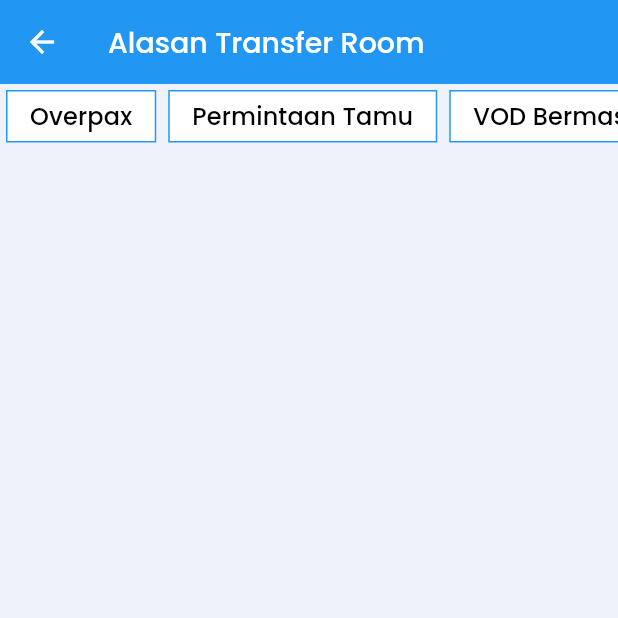
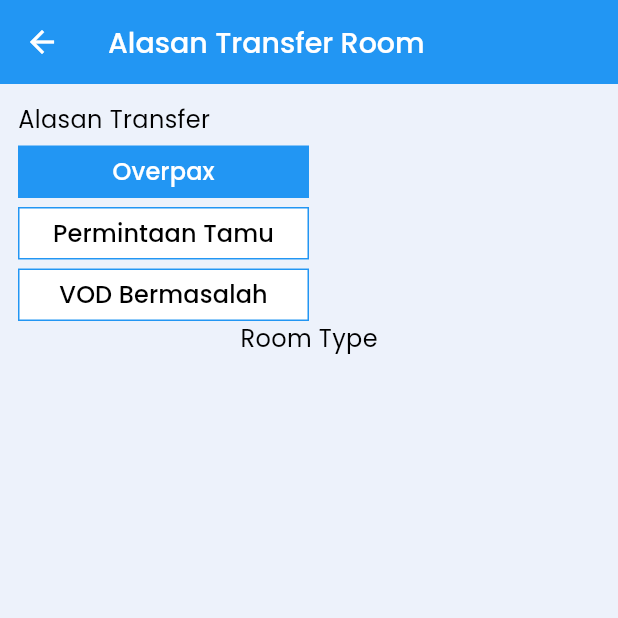
Before and after one commit to ilhmdhn/new_front_office, a Flutter app: the TransferReasonPage screen opened by its route, on a phone screen of 412 x 824 dp, the top half of it. Run offline on Flutter 3.47's test engine with Material 3 defaults, Android fonts, the phone set to English and light mode, and no system bars; drawn by our look-alikes of auto_size_text, custom_radio_grouped_button; our stand-ins replace event_bus, firebase_core, firebase_messaging, flutter_bloc, flutter_dotenv, flutter_local_notifications and 10 more; missing offline and left inert: device_information, encrypt, esc_pos_bluetooth, qr_code_scanner, udp; accounts and stored records are empty; generated files the repository leaves out were written again; network calls fail; project files that could hold a hidden picture were left out.

Commit message:
progress transper

```diff
--- a/lib/page/button_menu/button_menu_list.dart
+++ b/lib/page/button_menu/button_menu_list.dart
@@ -341,8 +341,8 @@ class ButtonMenuWidget{
 
     return InkWell(
       onTap: (){
-        // DoPrint.printInvoice('RCP-2405200003');
-        showToastWarning('Checkin Reservation is coming soon');
+        DoPrint.printInvoice('RCP-2405200003');
+        // showToastWarning('Checkin Reservation is coming soon');
       },
       child: Container(
         // height: 83,
--- a/lib/page/transfer/reason_transfer_page.dart
+++ b/lib/page/transfer/reason_transfer_page.dart
@@ -1,5 +1,7 @@
+import 'package:auto_size_text/auto_size_text.dart';
 import 'package:custom_radio_grouped_button/custom_radio_grouped_button.dart';
 import 'package:flutter/material.dart';
+import 'package:flutter/widgets.dart';
 import 'package:front_office_2/page/style/custom_color.dart';
 import 'package:front_office_2/page/style/custom_text.dart';
 import 'package:front_office_2/tools/list.dart';
@@ -25,15 +27,27 @@ class _TransferReasonPageState extends State<TransferReasonPage> {
           ),
           backgroundColor: CustomColorStyle.appBarBackground(),
         ),
-        body: Column(
+        body: Padding(
+          padding: const EdgeInsets.all(12),
+          child: Column(
+            crossAxisAlignment: CrossAxisAlignment.start,
             children: [
-            CustomRadioButton(
-                    defaultSelected: 1,
+              AutoSizeText("Alasan Transfer", style: CustomTextStyle.blackStandard(),),
+              Row(
+                children: [
+                  Flexible(
+                    child: CustomRadioButton(
+                      defaultSelected: "Overpax",
                       selectedBorderColor: Colors.transparent,
                       unSelectedBorderColor: CustomColorStyle.appBarBackground(),
-                    enableShape: false,
-                    horizontal: false,
-                    padding: 0,
+                      enableShape: true,
+                      shapeRadius: 0,
+                      spacing: 0,
+                      absoluteZeroSpacing: true,
+                      margin: const EdgeInsets.only(top: 6),
+                      horizontal: true,
+                      // absoluteZeroSpacing: true,
+                      // wrapAlignment: WrapAlignment.center,
                       elevation: 0, // Menghilangkan bayangan
                       buttonLables: transferReason,
                       buttonValues: transferReason,
@@ -43,16 +57,26 @@ class _TransferReasonPageState extends State<TransferReasonPage> {
                         textStyle: CustomTextStyle.blackMedium()
                       ),
                       autoWidth: true,
+                      enableButtonWrap: true,
+                      padding: 0,
                       radioButtonValue: (value){
                       setState(() {
-                        // dpCode = value;
-                        // dpNote = downPaymentList[value-1];
+
                       });
                       },
                       unSelectedColor: Colors.white,
                       selectedColor: CustomColorStyle.appBarBackground()
                     ),
+                  ),
+                  const Flexible(child: SizedBox())
                 ],
+              ),
+              Center(
+                child: Text("Room Type", style: CustomTextStyle.blackStandard(),),
+              ),
+
+            ],
+          ),
         ),
       )
     );
```
Lines whose indentation alone changed are shown as unchanged.
